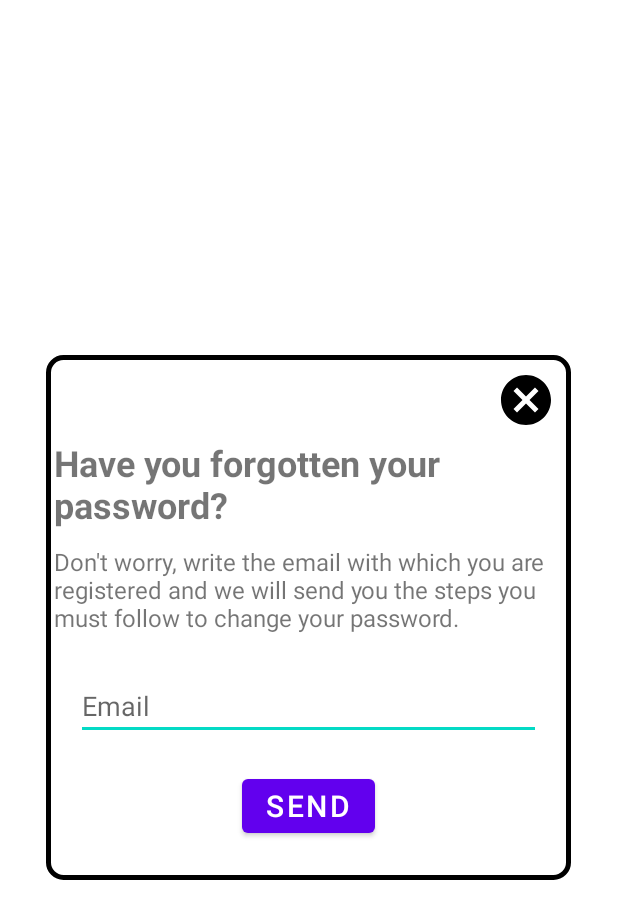
After one commit to Rus-Laviniu-Marius/PRIETENII-ADAPOSTURILOR-PENTRU-ANIMALE, an Android app: the layout popup_forgotten_password.xml on its own in the app's theme, with its tools: preview values and no code run, on a phone screen of 412 x 824 dp. The commit adds this screen. Shown: the top 919 px of the screen. Run offline under Robolectric (Android 15) with nearby library versions, the light colour scheme and no system bars.

Commit message:
Add forgot password feature with send reset password email

```diff
--- a/app/src/main/java/com/pet/shelter/friends/authentication/RegisterActivity.java
+++ b/app/src/main/java/com/pet/shelter/friends/authentication/RegisterActivity.java
@@ -87,7 +87,7 @@ public class RegisterActivity extends AppCompatActivity {
                     if(task.isSuccessful()) {
 
                         progressDialog.dismiss();
-                        openSendConfirmRegistrationEmail();
+                        openSendConfirmRegistrationEmailPopUp();
 //                        sendUserToNextActivity();
                         Toast.makeText(RegisterActivity.this, "Registration Successfully", Toast.LENGTH_SHORT).show();
                     } else {
@@ -99,7 +99,7 @@ public class RegisterActivity extends AppCompatActivity {
         }
     }
 
-    private void openSendConfirmRegistrationEmail() {
+    private void openSendConfirmRegistrationEmailPopUp() {
         dialog.setContentView(R.layout.popup_send_confirm_registration_email);
         dialog.getWindow().setBackgroundDrawable(new ColorDrawable(Color.TRANSPARENT));
 
--- /dev/null
+++ b/app/src/main/res/layout/popup_forgotten_password.xml
@@ -0,0 +1,57 @@
+<?xml version="1.0" encoding="utf-8"?>
+<RelativeLayout xmlns:android="http://schemas.android.com/apk/res/android"
+    android:layout_width="350dp"
+    android:layout_height="350dp"
+    android:layout_gravity="center"
+    android:background="@drawable/popup_frame">
+
+    <ImageView
+        android:id="@+id/popUpForgottenPasswordClose_imageView"
+        android:layout_width="40dp"
+        android:layout_height="40dp"
+        android:src="@drawable/cancel"
+        android:layout_alignParentEnd="true"
+        android:layout_marginEnd="10dp"
+        android:layout_marginTop="10dp"
+        android:contentDescription="@string/close" />
+
+    <TextView
+        android:id="@+id/popUpForgottenPasswordTitle_textView"
+        android:layout_width="wrap_content"
+        android:layout_height="wrap_content"
+        android:text="@string/have_you_forgotten_your_password"
+        android:textStyle="bold"
+        android:textSize="24sp"
+        android:layout_below="@id/popUpForgottenPasswordClose_imageView"
+        android:layout_margin="5dp"/>
+
+    <TextView
+        android:id="@+id/popUpForgottenPasswordDescription_textView"
+        android:layout_width="wrap_content"
+        android:layout_height="wrap_content"
+        android:text="@string/don_t_worry_write_the_email_with_which_you_are_registered_and_we_will_send_you_the_steps_you_must_follow_to_change_your_password"
+        android:layout_below="@+id/popUpForgottenPasswordTitle_textView"
+        android:layout_marginTop="20dp"
+        android:textSize="16sp"
+        android:layout_margin="5dp"/>
+
+    <EditText
+        android:id="@+id/popUpInputEmail_editText"
+        android:layout_width="match_parent"
+        android:layout_height="wrap_content"
+        android:inputType="textEmailAddress"
+        android:hint="@string/email"
+        android:layout_margin="20dp"
+        android:layout_below="@+id/popUpForgottenPasswordDescription_textView"
+        android:autofillHints="Email" />
+
+    <Button
+        android:id="@+id/popUpForgottenPasswordSend_button"
+        android:layout_width="wrap_content"
+        android:layout_height="wrap_content"
+        android:text="@string/send"
+        android:layout_below="@+id/popUpInputEmail_editText"
+        android:layout_centerHorizontal="true"
+        android:textSize="20sp"/>
+
+</RelativeLayout>
--- a/app/src/main/res/values/strings.xml
+++ b/app/src/main/res/values/strings.xml
@@ -25,6 +25,10 @@
     <string name="we_have_sent_you_an_email_to_confirm_your_account">We have sent you an email to confirm your account</string>
     <string name="flying_paper_plane">Flying paper plane</string>
     <string name="accept">Accept</string>
+    <string name="don_t_worry_write_the_email_with_which_you_are_registered_and_we_will_send_you_the_steps_you_must_follow_to_change_your_password">Don\'t worry, write the email with which you are registered and we will send you the steps you must follow to change your password.</string>
+    <string name="send">Send</string>
+    <string name="close">Close</string>
+    <string name="we_have_sent_you_an_email_with_the_steps_you_must_follow_to_change_your_password">We have sent you an email with the steps you must follow to change your password.</string>
 
 
 </resources>
```
Also changed, not shown: app/src/main/java/com/pet/shelter/friends/authentication/LoginActivity.java (+97 -4 lines), app/src/main/res/layout/popup_forgotten_password_send_email_confirmation.xml (added, +58 -0 lines).
